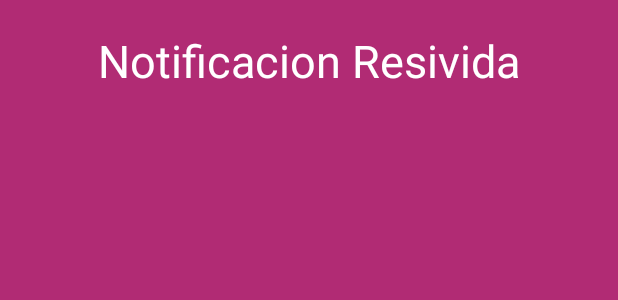
After one commit to OAPJ/Notificaciones, an Android app: the layout activity_main2.xml on its own in the app's theme, with its tools: preview values and no code run, on a phone screen of 412 x 824 dp. The commit adds this screen. Shown: the top 300 px of the screen. Run offline under Robolectric (Android 15) with nearby library versions, the phone set to English and light mode, and no system bars; network calls fail.

Commit message:
Se agrego una nueva vista

```diff
--- a/app/src/main/java/com/example/ovall/practia_iii/MyFirebaseInstanceIDService.java
+++ b/app/src/main/java/com/example/ovall/practia_iii/MyFirebaseInstanceIDService.java
@@ -1,8 +1,6 @@
 package com.example.ovall.practia_iii;
 
-import android.app.Service;
 import android.content.Intent;
-import android.os.IBinder;
 import android.util.Log;
 import android.widget.Toast;
 
--- a/app/src/main/java/com/example/ovall/practia_iii/MyFirebaseMessagingService.java
+++ b/app/src/main/java/com/example/ovall/practia_iii/MyFirebaseMessagingService.java
@@ -54,6 +54,6 @@ public class MyFirebaseMessagingService extends FirebaseMessagingService {
     public void notifyUser(String from, String notification){
         MyNotificationManager myNotificationManager = new MyNotificationManager(getApplicationContext());
 
-        myNotificationManager.showNotification(from, notification, new Intent(getApplicationContext(), Bienvenido.class));
+        myNotificationManager.showNotification(from, notification, new Intent(getApplicationContext(), Main2Activity.class));
     }
 }
--- /dev/null
+++ b/app/src/main/res/layout/activity_main2.xml
@@ -0,0 +1,21 @@
+<?xml version="1.0" encoding="utf-8"?>
+<LinearLayout xmlns:android="http://schemas.android.com/apk/res/android"
+    xmlns:app="http://schemas.android.com/apk/res-auto"
+    xmlns:tools="http://schemas.android.com/tools"
+    android:layout_width="match_parent"
+    android:layout_height="match_parent"
+    tools:context=".Bienvenido"
+    android:orientation="vertical"
+    android:background="@color/colorPrimary">
+
+    <TextView
+        android:layout_width="wrap_content"
+        android:layout_height="wrap_content"
+        android:text="Notificacion Resivida"
+        android:textSize="30dp"
+        android:textColor="@color/Blanco"
+        android:layout_gravity="center"
+        android:layout_marginTop="20dp"/>
+
+
+</LinearLayout>
```
Also changed, not shown: app/src/main/AndroidManifest.xml (+9 -14 lines), app/src/main/java/com/example/ovall/practia_iii/Main2Activity.java (added, +13 -0 lines), app/src/main/java/com/example/ovall/practia_iii/MainActivity.java (+2 -20 lines), app/src/main/java/com/example/ovall/practia_iii/Registro.java (+7 -3 lines).
